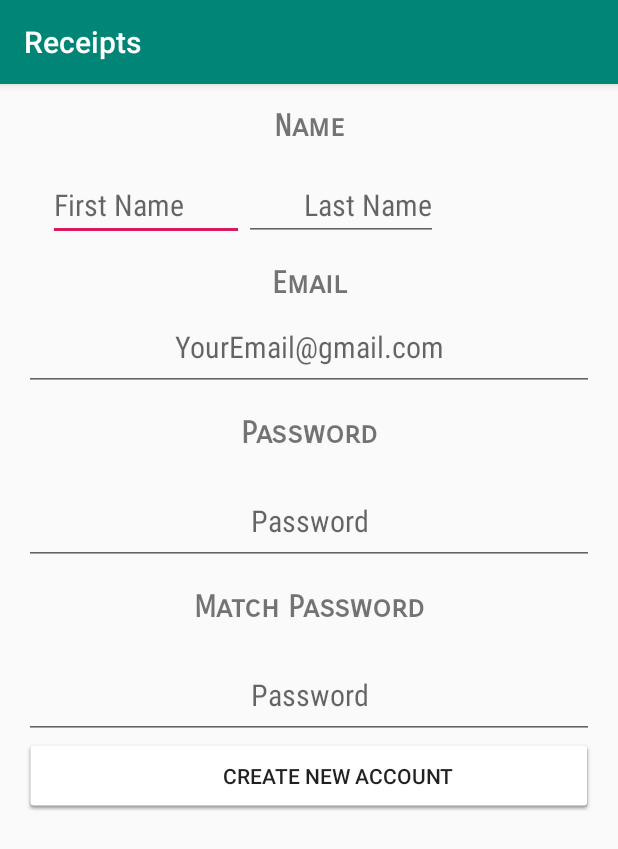
After one commit to alvarezaaronAI/Receipt_ADV_App, an Android app: the Auth_Sign_Up screen opened directly, with no data from a screen before it, on a phone screen of 412 x 824 dp. The commit adds this screen. Shown: the top 849 px of the screen. Run offline under Robolectric (Android 15) with nearby library versions, the phone set to English and light mode, and no system bars; our stand-ins replace Firebase (no records; nobody signed in at launch, a user with empty details on screens opened directly).

Commit message:
added users sign up authentication

```diff
--- a/app/src/main/AndroidManifest.xml
+++ b/app/src/main/AndroidManifest.xml
@@ -43,7 +43,8 @@
                 android:resource="@xml/file_paths" />
         </provider>
 
-        <activity android:name=".Auth_Sign_In"></activity>
+        <activity android:name=".Auth_Sign_In" />
+        <activity android:name=".Auth_Sign_Up"></activity>
     </application>
 
 </manifest>
--- a/app/src/main/java/alphag/com/receipts/Auth_Sign_In.java
+++ b/app/src/main/java/alphag/com/receipts/Auth_Sign_In.java
@@ -6,10 +6,13 @@ import android.view.View;
 import android.widget.EditText;
 
 public class Auth_Sign_In extends AppCompatActivity {
+    //Log Cat
+    private static final String TAG = "Auth_Sign_In";
     //Member Variables
     EditText mEmailSignIn;
     EditText mPassWordIn;
     //Firebase Authentication
+
     @Override
     protected void onCreate(Bundle savedInstanceState) {
         super.onCreate(savedInstanceState);
--- /dev/null
+++ b/app/src/main/java/alphag/com/receipts/Auth_Sign_Up.java
@@ -0,0 +1,39 @@
+package alphag.com.receipts;
+
+import android.support.v7.app.AppCompatActivity;
+import android.os.Bundle;
+import android.view.View;
+import android.widget.EditText;
+
+import com.google.firebase.database.DatabaseReference;
+import com.google.firebase.database.FirebaseDatabase;
+
+public class Auth_Sign_Up extends AppCompatActivity {
+    //Log Cat
+    private static final String TAG = "Auth_Sign_Up";
+    //Member Variables
+    EditText mFirstName;
+    EditText mLastName;
+    EditText mEmail;
+    EditText mPassWord;
+    EditText mPassWordMatch;
+    //FireBase Authentication
+    DatabaseReference mRootRef = FirebaseDatabase.getInstance().getReference();
+    DatabaseReference mUsersRef = mRootRef.child("users");
+    @Override
+    protected void onCreate(Bundle savedInstanceState) {
+        super.onCreate(savedInstanceState);
+        setContentView(R.layout.activity_auth__sign__up);
+        mFirstName = (EditText) findViewById(R.id.et_last_name_sign_up);
+        mLastName = (EditText) findViewById(R.id.et_first_name_sign_up);
+        mEmail = (EditText) findViewById(R.id.et_email_sign_up);
+        mPassWord = (EditText) findViewById(R.id.et_password_sign_up);
+        mPassWordMatch = (EditText) findViewById(R.id.et_password_match_sign_up);
+    }
+    //This should make a new account and put in the database
+    public void create_New_Account_Handler(View view) {
+
+    }
+    //Todo : Make a method that checks for errors in name;
+
+}
--- a/app/src/main/res/layout/activity_auth__sign__in.xml
+++ b/app/src/main/res/layout/activity_auth__sign__in.xml
@@ -8,9 +8,11 @@
     android:padding="42dp"
     >
     <TextView
-        android:layout_width="wrap_content"
+        android:layout_width="match_parent"
         android:layout_height="wrap_content"
         android:text="@string/email"
+        android:textStyle="bold"
+        android:textAlignment="center"
         android:fontFamily="sans-serif-smallcaps"
         android:textSize="20sp"
         android:padding="16dp"
@@ -20,13 +22,16 @@
         android:layout_width="match_parent"
         android:layout_height="wrap_content"
         android:hint="@string/email_example"
+        android:textAlignment="center"
         android:padding="16dp"
         android:textSize="22sp"
         android:fontFamily="sans-serif-condensed"
         />
     <TextView
-        android:layout_width="wrap_content"
+        android:layout_width="match_parent"
         android:layout_height="wrap_content"
+        android:textAlignment="center"
+        android:textStyle="bold"
         android:text="@string/password"
         android:fontFamily="sans-serif-smallcaps"
         android:textSize="20sp"
@@ -37,6 +42,7 @@
         android:layout_width="match_parent"
         android:layout_height="wrap_content"
         android:hint="@string/password"
+        android:textAlignment="center"
         android:padding="16dp"
         android:textSize="22sp"
         android:fontFamily="sans-serif-condensed"/>
--- /dev/null
+++ b/app/src/main/res/layout/activity_auth__sign__up.xml
@@ -0,0 +1,109 @@
+<?xml version="1.0" encoding="utf-8"?>
+<LinearLayout xmlns:android="http://schemas.android.com/apk/res/android"
+    xmlns:tools="http://schemas.android.com/tools"
+    android:layout_width="match_parent"
+    android:layout_height="match_parent"
+    android:orientation="vertical"
+    android:padding="16dp"
+    tools:context=".Auth_Sign_Up">
+
+    <TextView
+        android:layout_width="match_parent"
+        android:layout_height="wrap_content"
+        android:fontFamily="sans-serif-smallcaps"
+        android:text="@string/name"
+        android:textAlignment="center"
+        android:textSize="20sp"
+        android:textStyle="bold" />
+
+    <LinearLayout
+        android:layout_width="match_parent"
+        android:layout_height="wrap_content"
+        android:orientation="horizontal"
+        android:padding="16dp">
+
+        <EditText
+            android:id="@+id/et_first_name_sign_up"
+            android:layout_width="wrap_content"
+            android:layout_height="wrap_content"
+            android:fontFamily="sans-serif-condensed"
+            android:hint="@string/hint_first_name"
+            android:paddingEnd="40dp"
+            android:textSize="20sp" />
+
+        <EditText
+            android:id="@+id/et_last_name_sign_up"
+            android:layout_width="wrap_content"
+            android:layout_height="wrap_content"
+            android:fontFamily="sans-serif-condensed"
+            android:hint="@string/hint_last_name"
+            android:paddingStart="40dp"
+            android:textSize="20sp" />
+    </LinearLayout>
+
+    <TextView
+        android:layout_width="match_parent"
+        android:layout_height="wrap_content"
+        android:fontFamily="sans-serif-smallcaps"
+        android:text="@string/email"
+        android:textAlignment="center"
+        android:textSize="20sp"
+        android:textStyle="bold" />
+
+    <EditText
+        android:id="@+id/et_email_sign_up"
+        android:layout_width="match_parent"
+        android:layout_height="wrap_content"
+        android:fontFamily="sans-serif-condensed"
+        android:hint="@string/email_example"
+        android:padding="16dp"
+        android:textAlignment="center"
+        android:textSize="20sp" />
+
+    <TextView
+        android:layout_width="match_parent"
+        android:layout_height="wrap_content"
+        android:fontFamily="sans-serif-smallcaps"
+        android:padding="16dp"
+        android:text="@string/password"
+        android:textAlignment="center"
+        android:textSize="20sp"
+        android:textStyle="bold" />
+
+    <EditText
+        android:id="@+id/et_password_sign_up"
+        android:layout_width="match_parent"
+        android:layout_height="wrap_content"
+        android:fontFamily="sans-serif-condensed"
+        android:hint="@string/password"
+        android:padding="16dp"
+        android:textAlignment="center"
+        android:textSize="20sp" />
+
+    <TextView
+        android:layout_width="match_parent"
+        android:layout_height="wrap_content"
+        android:fontFamily="sans-serif-smallcaps"
+        android:padding="16dp"
+        android:text="@string/match_password"
+        android:textAlignment="center"
+        android:textSize="20sp"
+        android:textStyle="bold" />
+
+    <EditText
+        android:id="@+id/et_password_match_sign_up"
+        android:layout_width="match_parent"
+        android:layout_height="wrap_content"
+        android:fontFamily="sans-serif-condensed"
+        android:hint="@string/password"
+        android:padding="16dp"
+        android:textAlignment="center"
+        android:textSize="20sp" />
+
+    <Button
+        android:layout_width="match_parent"
+        android:layout_height="wrap_content"
+        android:background="@drawable/common_google_signin_btn_text_light_normal_background"
+        android:onClick="create_New_Account_Handler"
+        android:text="@string/create_new_account" />
+</LinearLayout>
--- a/app/src/main/res/values/strings.xml
+++ b/app/src/main/res/values/strings.xml
@@ -10,4 +10,9 @@
     <string name="email">Email</string>
     <string name="login">Login</string>
     <string name="sign_up">No Account Yet? Create One.</string>
+    <string name="name">Name</string>
+    <string name="hint_first_name">First Name</string>
+    <string name="hint_last_name">Last Name</string>
+    <string name="match_password">Match Password</string>
+    <string name="create_new_account">Create New Account</string>
 </resources>
```
